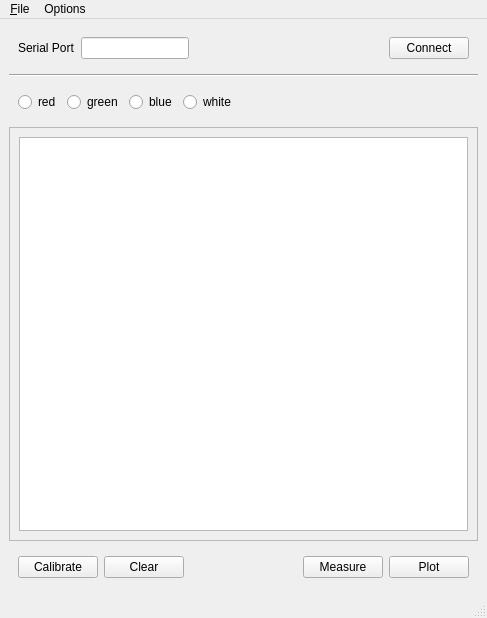
This is python/Colorimeter/colorimeter/gui/plot/plot.ui in iorodeo/colorimeter as Qt 5 draws it before an edit. The edited form follows.
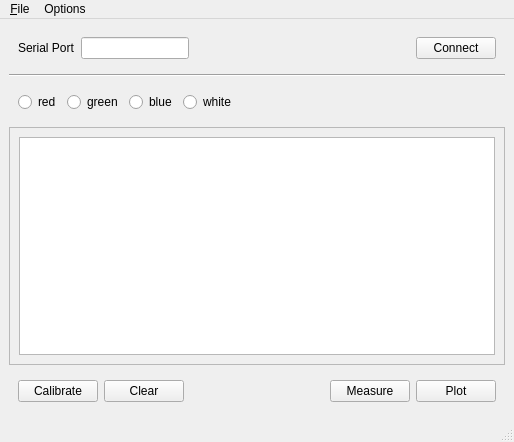
This is the edited form. Custom widgets are drawn as their Qt base class.

```diff
--- a/python/Colorimeter/colorimeter/gui/plot/plot.ui
+++ b/python/Colorimeter/colorimeter/gui/plot/plot.ui
@@ -6,8 +6,8 @@
    <rect>
     <x>0</x>
     <y>0</y>
-    <width>487</width>
-    <height>618</height>
+    <width>514</width>
+    <height>442</height>
    </rect>
   </property>
   <property name="windowTitle">
@@ -242,7 +242,7 @@
     <rect>
      <x>0</x>
      <y>0</y>
-     <width>487</width>
+     <width>514</width>
      <height>23</height>
     </rect>
    </property>
```
